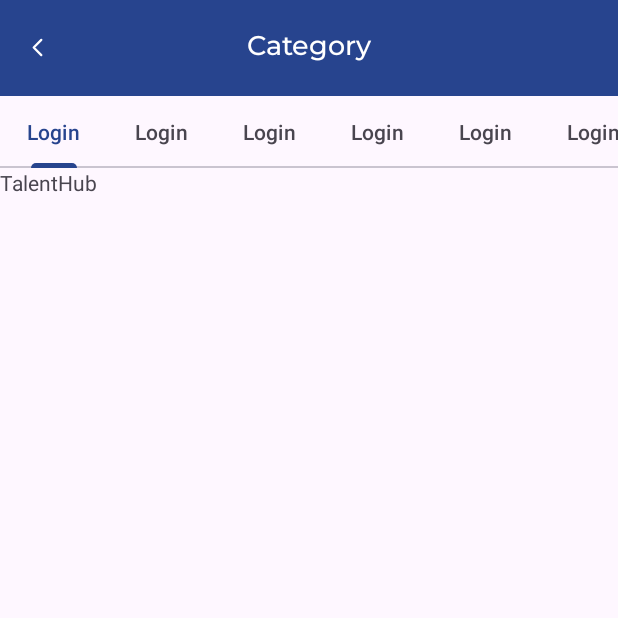
After one commit to CH2-PS075/TalentHub-Mobile, an Android app: the CategoryActivity screen opened directly, with no data from a screen before it, on a phone screen of 412 x 824 dp, the top half of it. The commit adds this screen. Run offline under Robolectric (Android 15) with nearby library versions, the phone set to English and light mode, and no system bars.

Commit message:
create a category page 🥶
using tab layout and view pager2

```diff
--- a/app/src/main/AndroidManifest.xml
+++ b/app/src/main/AndroidManifest.xml
@@ -14,6 +14,9 @@
         android:supportsRtl="true"
         android:theme="@style/Theme.TalentHub"
         tools:targetApi="31">
+        <activity
+            android:name=".ui.category.CategoryActivity"
+            android:exported="false" />
         <activity
             android:name=".ui.profile.settings.SettingsActivity"
             android:exported="false" />
--- /dev/null
+++ b/app/src/main/java/com/ch2ps075/talenthub/ui/category/CategoryActivity.kt
@@ -0,0 +1,33 @@
+package com.ch2ps075.talenthub.ui.category
+
+import androidx.appcompat.app.AppCompatActivity
+import android.os.Bundle
+import com.ch2ps075.talenthub.R
+import com.ch2ps075.talenthub.databinding.ActivityCategoryBinding
+import com.google.android.material.tabs.TabLayoutMediator
+
+class CategoryActivity : AppCompatActivity() {
+
+    private lateinit var binding: ActivityCategoryBinding
+
+    private val adapter = SectionsPagerAdapter(this)
+
+    override fun onCreate(savedInstanceState: Bundle?) {
+        super.onCreate(savedInstanceState)
+        binding = ActivityCategoryBinding.inflate(layoutInflater)
+        binding.ivBack.setOnClickListener { onSupportNavigateUp() }
+
+        binding.viewPagerCategory.adapter = adapter
+
+        TabLayoutMediator(binding.tabCategory, binding.viewPagerCategory) { tab, _ ->
+            tab.text = resources.getString(R.string.login_text)
+        }.attach()
+
+        setContentView(binding.root)
+    }
+
+    override fun onSupportNavigateUp(): Boolean {
+        onBackPressedDispatcher.onBackPressed()
+        return true
+    }
+}
--- /dev/null
+++ b/app/src/main/java/com/ch2ps075/talenthub/ui/category/SectionPagerFragment.kt
@@ -0,0 +1,18 @@
+package com.ch2ps075.talenthub.ui.category
+
+import android.os.Bundle
+import androidx.fragment.app.Fragment
+import android.view.LayoutInflater
+import android.view.View
+import android.view.ViewGroup
+import com.ch2ps075.talenthub.R
+
+class SectionPagerFragment : Fragment() {
+    override fun onCreateView(
+        inflater: LayoutInflater, container: ViewGroup?,
+        savedInstanceState: Bundle?,
+    ): View? {
+        return inflater.inflate(R.layout.fragment_section_pager, container, false)
+    }
+
+}
--- /dev/null
+++ b/app/src/main/java/com/ch2ps075/talenthub/ui/category/SectionsPagerAdapter.kt
@@ -0,0 +1,16 @@
+package com.ch2ps075.talenthub.ui.category
+
+import androidx.appcompat.app.AppCompatActivity
+import androidx.fragment.app.Fragment
+import androidx.viewpager2.adapter.FragmentStateAdapter
+
+class SectionsPagerAdapter(activity: AppCompatActivity) : FragmentStateAdapter(activity) {
+
+    override fun createFragment(position: Int): Fragment {
+        return SectionPagerFragment()
+    }
+
+    override fun getItemCount(): Int {
+        return 10
+    }
+}
--- a/app/src/main/java/com/ch2ps075/talenthub/ui/home/HomeFragment.kt
+++ b/app/src/main/java/com/ch2ps075/talenthub/ui/home/HomeFragment.kt
@@ -19,6 +19,7 @@ import com.ch2ps075.talenthub.ui.ViewModelFactory
 import com.ch2ps075.talenthub.ui.WelcomeActivity
 import com.ch2ps075.talenthub.ui.auth.login.LoginActivity
 import com.ch2ps075.talenthub.helper.GridSpacingItemDecoration
+import com.ch2ps075.talenthub.ui.category.CategoryActivity
 import com.ch2ps075.talenthub.ui.main.MainViewModel
 
 class HomeFragment : Fragment() {
@@ -36,6 +37,7 @@ class HomeFragment : Fragment() {
         binding = FragmentHomeBinding.inflate(inflater, container, false)
         initRecyclerView()
         observeSession()
+        binding.viewAllCategory.setOnClickListener { startActivity(Intent(requireActivity(), CategoryActivity::class.java)) }
         return binding.root
     }
 
--- /dev/null
+++ b/app/src/main/res/layout/activity_category.xml
@@ -0,0 +1,57 @@
+<?xml version="1.0" encoding="utf-8"?>
+<androidx.constraintlayout.widget.ConstraintLayout xmlns:android="http://schemas.android.com/apk/res/android"
+    xmlns:app="http://schemas.android.com/apk/res-auto"
+    xmlns:tools="http://schemas.android.com/tools"
+    android:layout_width="match_parent"
+    android:layout_height="match_parent"
+    tools:context=".ui.category.CategoryActivity">
+
+    <androidx.appcompat.widget.Toolbar
+        android:id="@+id/toolbar_category"
+        android:layout_width="match_parent"
+        android:layout_height="?attr/actionBarSize"
+        android:background="@color/colorPrimary"
+        app:layout_constraintEnd_toEndOf="parent"
+        app:layout_constraintStart_toStartOf="parent"
+        app:layout_constraintTop_toTopOf="parent">
+
+        <ImageView
+            android:id="@+id/iv_back"
+            android:layout_width="wrap_content"
+            android:layout_height="wrap_content"
+            android:layout_marginEnd="20dp"
+            android:contentDescription="@string/cd_backto_settings"
+            android:src="@drawable/icon_left_arrow"
+            app:tint="@color/white" />
+
+        <TextView
+            android:layout_width="wrap_content"
+            android:layout_height="wrap_content"
+            android:layout_gravity="center_horizontal"
+            android:layout_marginStart="0dp"
+            android:fontFamily="@font/montserrat_medium"
+            android:text="@string/text_category"
+            android:textColor="@color/white"
+            android:textSize="18sp" />
+    </androidx.appcompat.widget.Toolbar>
+
+    <com.google.android.material.tabs.TabLayout
+        android:id="@+id/tab_category"
+        android:layout_width="match_parent"
+        android:layout_height="wrap_content"
+        app:layout_constraintEnd_toEndOf="parent"
+        app:layout_constraintStart_toStartOf="parent"
+        app:layout_constraintTop_toBottomOf="@id/toolbar_category"
+        app:tabGravity="fill"
+        app:tabMode="scrollable" />
+
+    <androidx.viewpager2.widget.ViewPager2
+        android:id="@+id/view_pager_category"
+        android:layout_width="match_parent"
+        android:layout_height="0dp"
+        app:layout_constraintBottom_toBottomOf="parent"
+        app:layout_constraintEnd_toEndOf="parent"
+        app:layout_constraintStart_toStartOf="parent"
+        app:layout_constraintTop_toBottomOf="@id/tab_category" />
+
+</androidx.constraintlayout.widget.ConstraintLayout>
--- a/app/src/main/res/layout/fragment_home.xml
+++ b/app/src/main/res/layout/fragment_home.xml
@@ -211,6 +211,7 @@
             </LinearLayout>
 
             <LinearLayout
+                android:id="@+id/view_all_category"
                 android:layout_width="0dp"
                 android:layout_height="match_parent"
                 android:layout_weight="0.2"
--- /dev/null
+++ b/app/src/main/res/layout/fragment_section_pager.xml
@@ -0,0 +1,13 @@
+<?xml version="1.0" encoding="utf-8"?>
+<FrameLayout xmlns:android="http://schemas.android.com/apk/res/android"
+    xmlns:tools="http://schemas.android.com/tools"
+    android:layout_width="match_parent"
+    android:layout_height="match_parent"
+    tools:context=".ui.category.SectionPagerFragment">
+
+    <TextView
+        android:layout_width="match_parent"
+        android:layout_height="match_parent"
+        android:text="@string/app_name" />
+
+</FrameLayout>
```
Also changed, not shown: app/build.gradle.kts (line endings or trailing spaces).
